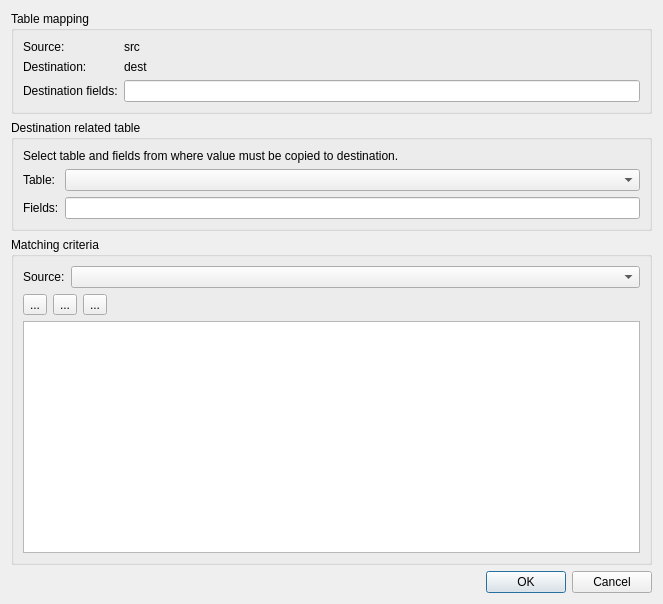
Old version of the form src/mdtdatabase/mdt/sql/copier/RelatedTableInsertExpressionDialog.ui in the repository scandyna/multidiagtools.
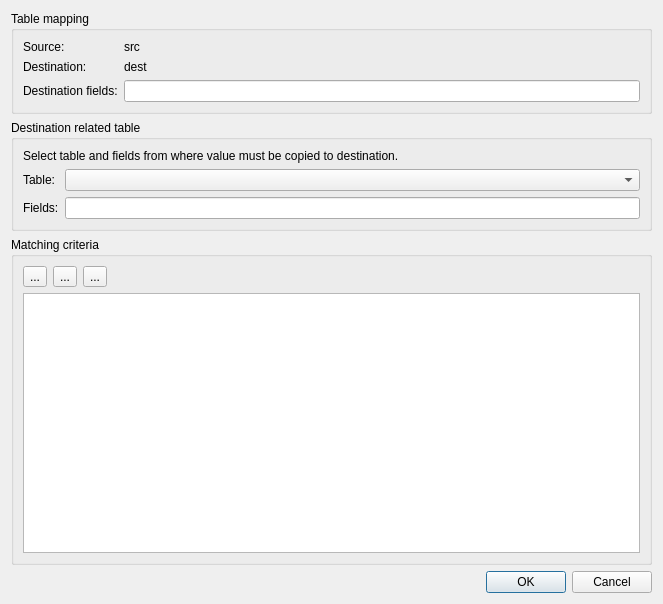
New version of the form. Icons and pictures are not drawn.

Commit message: Working on SQL copier expression

```diff
--- a/src/mdtdatabase/mdt/sql/copier/RelatedTableInsertExpressionDialog.ui
+++ b/src/mdtdatabase/mdt/sql/copier/RelatedTableInsertExpressionDialog.ui
@@ -115,20 +115,6 @@
       <string>Matching criteria</string>
      </property>
      <layout class="QVBoxLayout" name="verticalLayout">
-      <item>
-       <layout class="QFormLayout" name="formLayout_3">
-        <item row="0" column="0">
-         <widget class="QLabel" name="lbSourceValueTable">
-          <property name="text">
-           <string>Source:</string>
-          </property>
-         </widget>
-        </item>
-        <item row="0" column="1">
-         <widget class="QComboBox" name="cbSourceValueTable"/>
-        </item>
-       </layout>
-      </item>
       <item>
        <layout class="QHBoxLayout" name="horizontalLayout">
         <item>
```
The commit also changes 8 other files.
